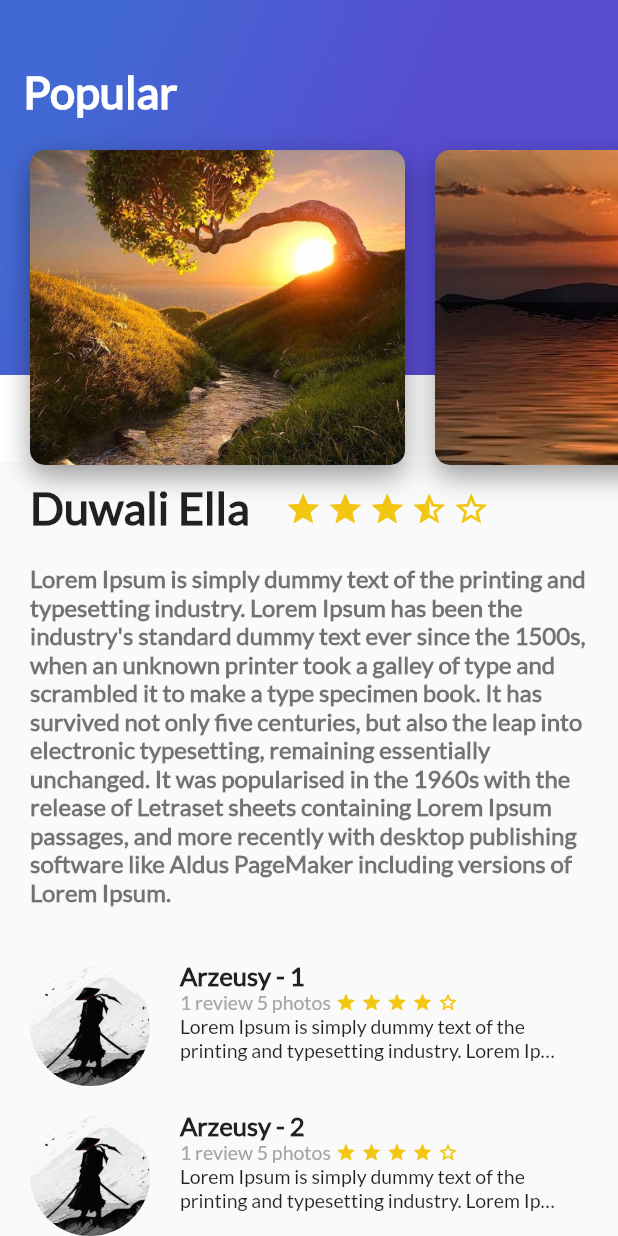
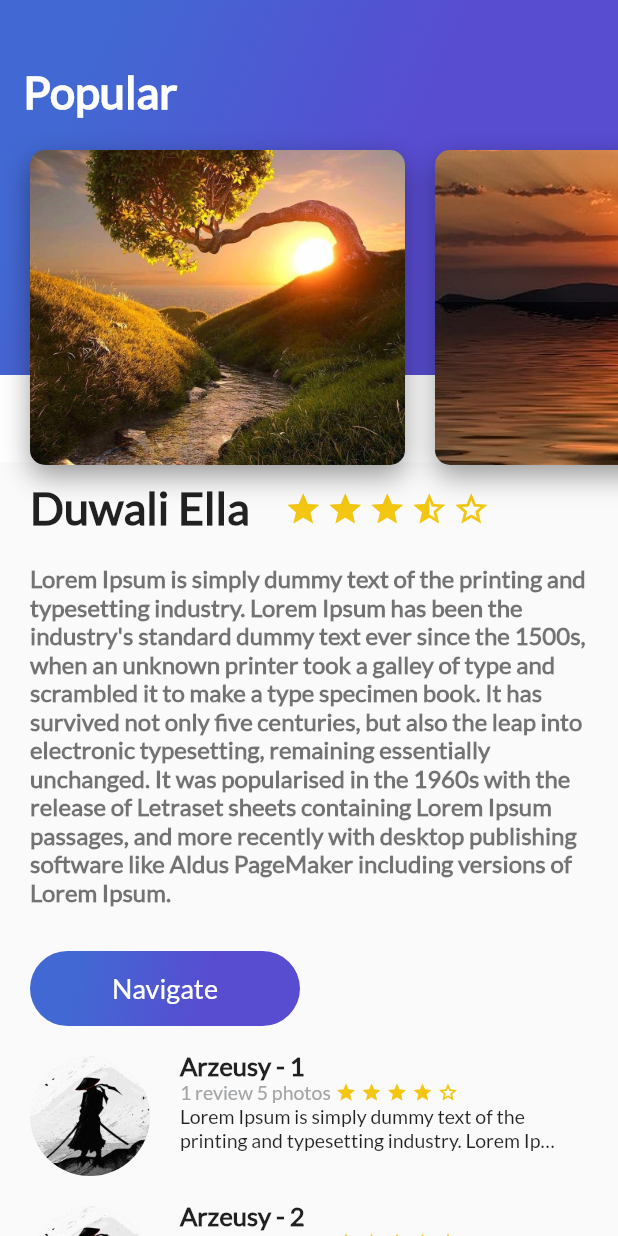
Before and after one commit to Arzeusy/Trips_app, a Flutter app: the screen it shows after launch, on a phone screen of 412 x 824 dp. Run offline on Flutter 3.47's test engine with Material 2 defaults, Android fonts, the phone set to English and light mode, and no system bars.

Commit message:
Inkwell button on component

```diff
--- /dev/null
+++ b/lib/button.dart
@@ -0,0 +1,58 @@
+import 'package:flutter/material.dart';
+
+
+class Button extends StatelessWidget{
+  String buttonText;
+  Button( this.buttonText, {Key? key}) : super(key: key);
+
+
+  @override
+  Widget build(BuildContext context) {
+    // TODO: implement build
+
+    return InkWell(
+      onTap: (){
+        ScaffoldMessenger.of(context).showSnackBar(
+          const SnackBar(
+            content: Text("Navegando"),
+          )
+        );
+
+      },
+      child: Container(
+        margin: const EdgeInsets.only(
+          top: 10.0,
+          left: 20.0,
+          right: 20.0
+        ),
+        height: 50.0,
+        width: 180.0,
+        decoration: BoxDecoration(
+          borderRadius: BorderRadius.circular(30.0),
+          gradient: const LinearGradient(
+            colors: [
+              Color(0xFF4268D3),
+              Color(0xFF584CD1),
+            ],
+            begin: FractionalOffset(0.2, 0.0),
+            end: FractionalOffset(1.0, 0.6),
+            stops: [0.0,0.6],
+            tileMode: TileMode.clamp
+          )
+        ),
+        child: Center(
+          child: Text(
+            buttonText,
+            style: const TextStyle(
+              fontSize: 18.0,
+              fontFamily: "Lato",
+              color: Colors.white
+            ),
+          ),
+        ),
+      ),
+    );
+  }
+
+
+}
--- a/lib/description_place.dart
+++ b/lib/description_place.dart
@@ -1,4 +1,5 @@
 import 'package:flutter/material.dart';
+import 'package:platzi_trips_app/button.dart';
 import 'package:platzi_trips_app/gradient_back.dart';
 import 'package:platzi_trips_app/rating.dart';
 import 'package:platzi_trips_app/review_list.dart';
@@ -95,9 +96,11 @@ class DescriptionPlace extends StatelessWidget{
 
     return SingleChildScrollView(
       child: Column(
+        crossAxisAlignment: CrossAxisAlignment.start,
         children: [
           titleStars,
           description,
+          Button("Navigate"),
           ReviewList(key: UniqueKey())
         ],
 
```
